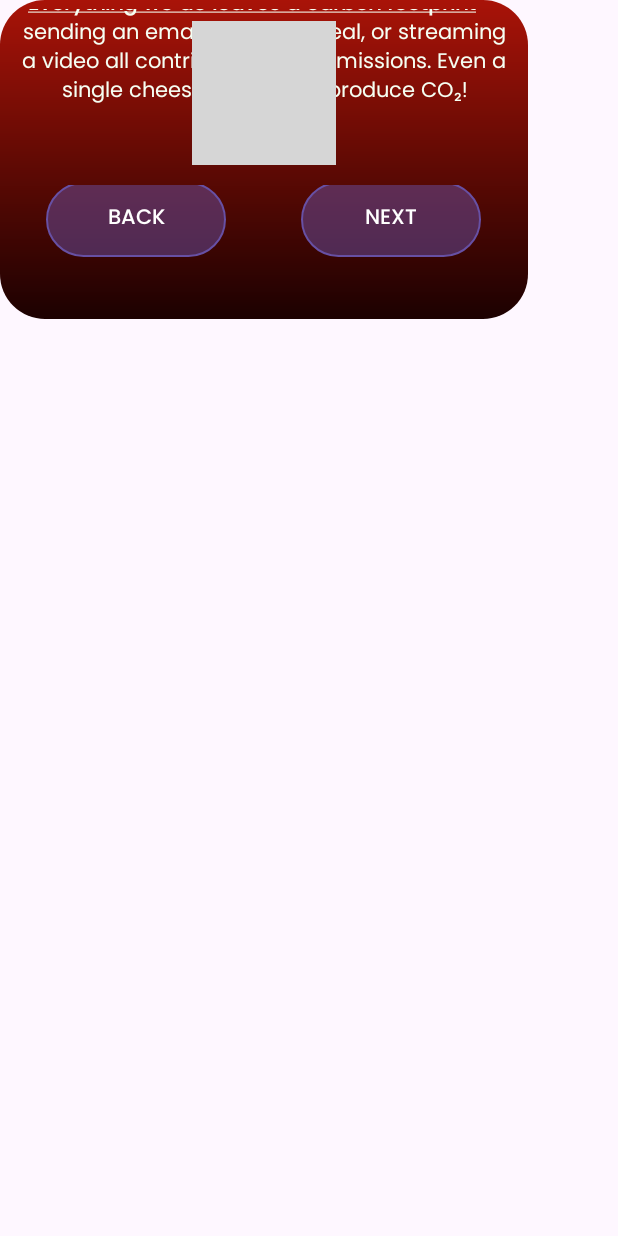
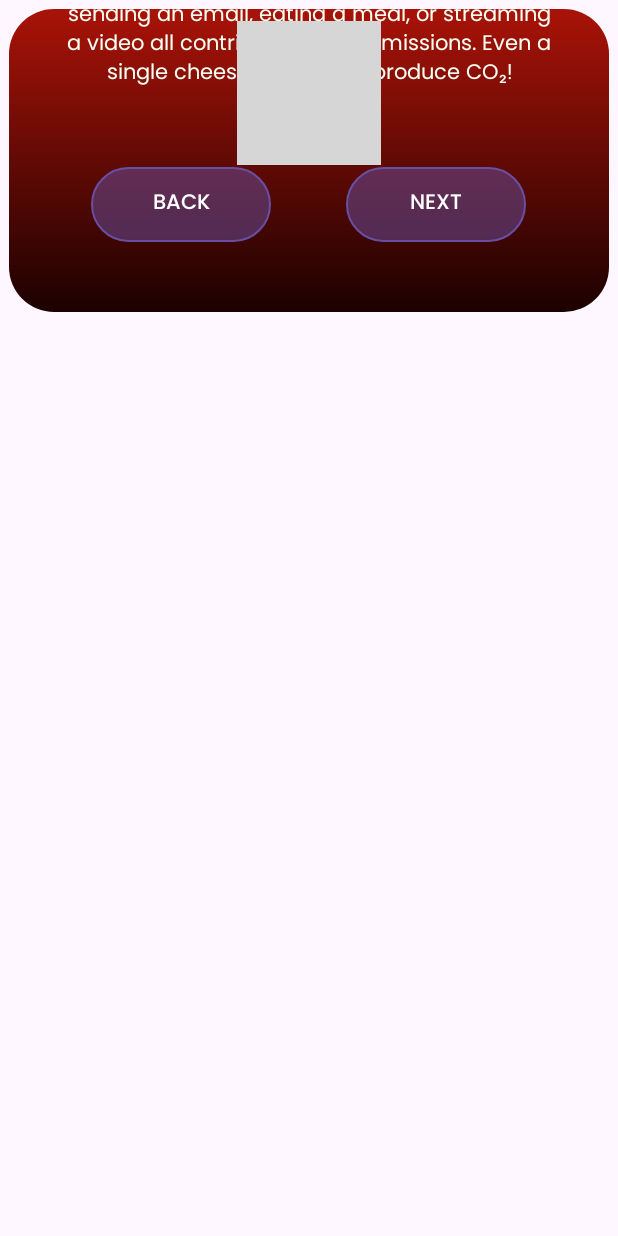
Before and after one commit to Jonrhxy/GoodluckNalangDiba, an Android app: the popupWelcome2 screen opened directly, with no data from a screen before it, on a phone screen of 412 x 824 dp. Run offline under Robolectric (Android 15) with nearby library versions, the phone set to English and light mode, and no system bars; grey boxes are pictures that could not be loaded.

Commit message:
ediwaw sabaw

```diff
--- a/app/src/main/java/com/example/cverdetotoo/navbar.java
+++ b/app/src/main/java/com/example/cverdetotoo/navbar.java
@@ -56,7 +56,7 @@ public class navbar extends AppCompatActivity {
             return true;
         });
 
-        checkForDiscountPopup();
+
     }
 
     private void loadFragment(Fragment fragment, int itemId) {
@@ -117,7 +117,5 @@ public class navbar extends AppCompatActivity {
         return layerDrawable;
     }
 
-    private void checkForDiscountPopup() {
-        // Implement your discount popup logic here.
-    }
+
 }
--- a/app/src/main/java/com/example/cverdetotoo/popupWelcome.java
+++ b/app/src/main/java/com/example/cverdetotoo/popupWelcome.java
@@ -12,6 +12,9 @@ public class popupWelcome extends AppCompatActivity {
     @Override
     protected void onCreate(Bundle savedInstanceState) {
         super.onCreate(savedInstanceState);
+        if (getSupportActionBar() != null) {
+            getSupportActionBar().hide();
+        }
         // Enable edge-to-edge layout if desired
         EdgeToEdge.enable(this);
         setContentView(R.layout.activity_popup_welcome);
--- a/app/src/main/java/com/example/cverdetotoo/popupWelcome2.java
+++ b/app/src/main/java/com/example/cverdetotoo/popupWelcome2.java
@@ -15,8 +15,8 @@ public class popupWelcome2 extends AppCompatActivity {
         setContentView(R.layout.activity_popup_welcome2);  // replace with your layout XML
 
         // Find the button by its ID
-        Button btnWNext1 = findViewById(R.id.btnWNext1);
-        Button btnWBack1 = findViewById(R.id.btnWBack1);
+        Button btnWNext1 = findViewById(R.id.btnWNext2);
+        Button btnWBack1 = findViewById(R.id.btnWBack2);
 
         // Set an onClickListener for the button
         btnWBack1.setOnClickListener(new View.OnClickListener() {
--- a/app/src/main/java/com/example/cverdetotoo/popupWelcome5.java
+++ b/app/src/main/java/com/example/cverdetotoo/popupWelcome5.java
@@ -12,11 +12,11 @@ public class popupWelcome5 extends AppCompatActivity {
     @Override
     protected void onCreate(Bundle savedInstanceState) {
         super.onCreate(savedInstanceState);
-        setContentView(R.layout.activity_popup_welcome3);  // replace with your layout XML
+        setContentView(R.layout.activity_popup_welcome5);  // replace with your layout XML
 
         // Find the button by its ID
-        Button btnWNext1 = findViewById(R.id.btnWNext3);
-        Button btnWBack1 = findViewById(R.id.btnWBack3);
+        Button btnWNext1 = findViewById(R.id.btnWNext5);
+        Button btnWBack1 = findViewById(R.id.btnWBack5);
 
         // Set an onClickListener for the button
         btnWBack1.setOnClickListener(new View.OnClickListener() {
--- a/app/src/main/res/layout/activity_popup_welcome2.xml
+++ b/app/src/main/res/layout/activity_popup_welcome2.xml
@@ -1,9 +1,12 @@
-<LinearLayout xmlns:android="http://schemas.android.com/apk/res/android"
-    xmlns:app="http://schemas.android.com/apk/res-auto"
+<android.widget.ScrollView xmlns:android="http://schemas.android.com/apk/res/android"
+    android:layout_width="match_parent"
+    android:layout_height="match_parent"
+    android:padding="6dp">
+
+    <LinearLayout
         android:orientation="vertical"
-    android:layout_width="wrap_content"
+        android:layout_width="match_parent"
         android:layout_height="wrap_content"
-    android:padding="6dp"
         android:background="@drawable/welcomebg"
         android:gravity="center">
 
@@ -27,7 +30,7 @@
                 android:id="@+id/popUpText1"
                 android:layout_width="150sp"
                 android:layout_height="85sp"
-            android:layout_marginTop="-770sp"
+                android:layout_marginTop="-770dp"
                 android:layout_marginStart="-30sp"
             android:text="@string/diduknow"
             android:textSize="16sp"
@@ -47,7 +50,7 @@
             android:textAlignment="center"
             android:fontFamily="@font/poppinsregular"
             android:textColor="@color/YGreen"
-        android:layout_marginTop="-120dp"
+            android:layout_marginTop="-132dp"
             android:gravity="center"/>
 
         <!-- Button for next, placed below popUpText13 -->
@@ -59,23 +62,25 @@
             android:gravity="center">
 
             <Button
-            android:id="@+id/btnWBack1"
+                android:id="@+id/btnWBack2"
                 android:layout_width="120sp"
                 android:layout_height="50sp"
-            android:layout_marginTop="-1sp"
+                android:layout_marginTop="0dp"
                 android:layout_marginEnd="50sp"
                 android:background="@drawable/redbtn"
                 android:fontFamily="@font/poppinsmedium"
                 android:text="@string/back" />
 
             <Button
-            android:id="@+id/btnWNext1"
+                android:id="@+id/btnWNext2"
                 android:layout_width="120sp"
                 android:layout_height="50sp"
-            android:layout_marginTop="-1sp"
+                android:layout_marginTop="0dp"
                 android:background="@drawable/redbtn"
                 android:fontFamily="@font/poppinsmedium"
                 android:text="@string/next" />
         </LinearLayout>
 
     </LinearLayout>
+
+</android.widget.ScrollView>
--- a/app/src/main/res/layout/activity_popup_welcome5.xml
+++ b/app/src/main/res/layout/activity_popup_welcome5.xml
@@ -66,7 +66,7 @@
         android:gravity="center">
 
         <Button
-            android:id="@+id/btnWBack3"
+            android:id="@+id/btnWBack5"
             android:layout_width="120sp"
             android:layout_height="50sp"
             android:layout_marginTop="-1sp"
@@ -76,7 +76,7 @@
             android:text="@string/back" />
 
         <Button
-            android:id="@+id/btnWNext3"
+            android:id="@+id/btnWNext5"
             android:layout_width="120sp"
             android:layout_height="50sp"
             android:layout_marginTop="-1sp"
```
Also changed, not shown: app/src/main/java/com/example/cverdetotoo/HomeFragment.java (+19 -14 lines), app/src/main/res/layout/activity_popup_welcome.xml (+14 -19 lines), app/src/main/res/layout/activity_popup_welcome3.xml (+13 -8 lines). Lines whose indentation alone changed are shown as unchanged.
